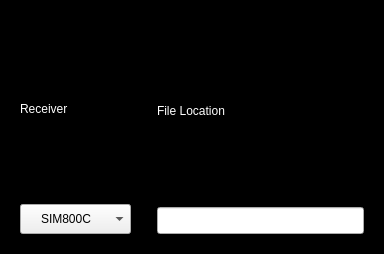
Before: the Qt Designer form Project 2/settingsWindow.ui in Cruxer8Mech/GSM-Data, drawn with Qt 5.
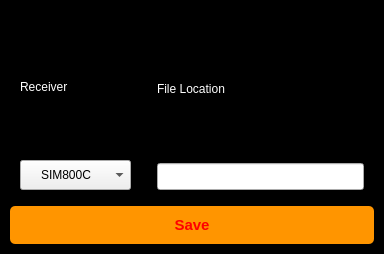
After: the same form once the commit is applied.

Commit message: feat: info saved in file location

What changed in the file:
```diff
--- a/Project 2/settingsWindow.ui
+++ b/Project 2/settingsWindow.ui
@@ -46,10 +46,7 @@
 }
 </string>
    </property>
-   <layout class="QHBoxLayout" name="horizontalLayout">
-    <property name="spacing">
-     <number>0</number>
-    </property>
+   <layout class="QGridLayout" name="gridLayout">
     <property name="leftMargin">
      <number>0</number>
     </property>
@@ -62,7 +59,7 @@
     <property name="bottomMargin">
      <number>0</number>
     </property>
-    <item>
+    <item row="0" column="0">
      <widget class="QFrame" name="frame">
       <property name="frameShape">
        <enum>QFrame::StyledPanel</enum>
@@ -70,8 +67,8 @@
       <property name="frameShadow">
        <enum>QFrame::Raised</enum>
       </property>
-      <layout class="QHBoxLayout" name="horizontalLayout_2">
-       <item>
+      <layout class="QGridLayout" name="gridLayout_2">
+       <item row="0" column="0">
         <widget class="QFrame" name="frame_3">
          <property name="frameShape">
           <enum>QFrame::StyledPanel</enum>
@@ -123,7 +120,7 @@
          </layout>
         </widget>
        </item>
-       <item>
+       <item row="0" column="1">
         <widget class="QFrame" name="frame_2">
          <property name="frameShape">
           <enum>QFrame::StyledPanel</enum>
@@ -145,6 +142,13 @@
          </layout>
         </widget>
        </item>
+       <item row="1" column="0" colspan="2">
+        <widget class="QPushButton" name="saveFileLocationBtn">
+         <property name="text">
+          <string>Save</string>
+         </property>
+        </widget>
+       </item>
       </layout>
      </widget>
     </item>
```
The commit also changes 2 other files.
